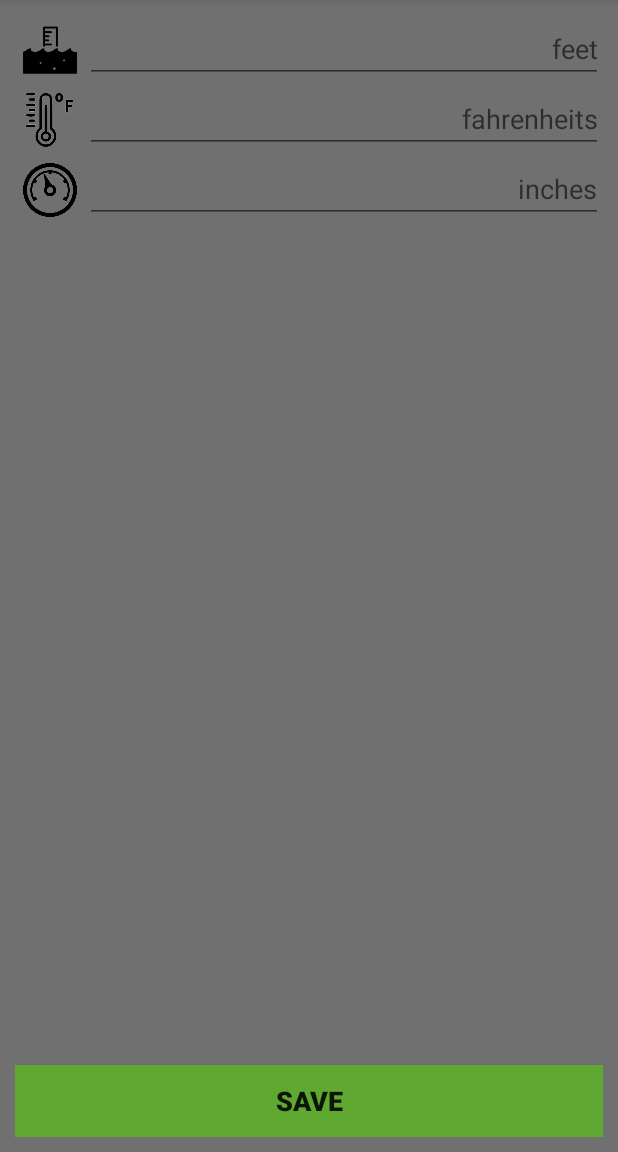
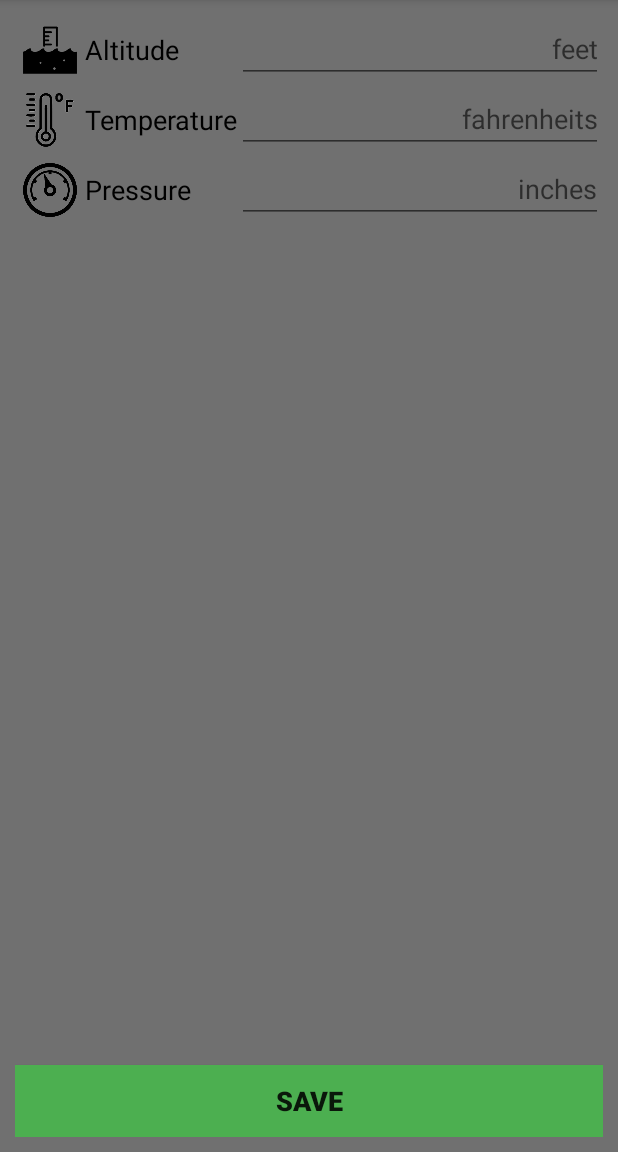
Before and after one commit to OrdernThule/BalisticCalculatorV2, an Android app: the AtmoFragment screen opened through its navigation route, on a phone screen of 412 x 824 dp, the part 84-1236 px from its top. Run offline under Robolectric (Android 15) with nearby library versions, the phone set to English and light mode, and no system bars; 1 statement that could not run was skipped.

Commit message:
баг в атмосфере

```diff
--- a/app/src/main/java/com/example/balisticcalculatorv2/atmosphereActivity.java
+++ b/app/src/main/java/com/example/balisticcalculatorv2/AtmoFragment.java
@@ -16,9 +16,9 @@ import android.widget.Button;
 import android.widget.EditText;
 import android.widget.Toast;
 
-public class atmosphereActivity extends Fragment {
+public class AtmoFragment extends Fragment {
 
-    public atmosphereActivity() {
+    public AtmoFragment() {
         // Required empty public constructor
     }
 
@@ -27,12 +27,10 @@ public class atmosphereActivity extends Fragment {
                              Bundle savedInstanceState) {
         final View v = inflater.inflate(R.layout.atmo_fragment, container, false);
         loadData(v);
-        Button saveButton = v.findViewById(R.id.atmo_save_button);
-        saveButton.setOnClickListener(new View.OnClickListener() {
+        v.findViewById(R.id.atmo_save_button).setOnClickListener(new View.OnClickListener() {
             @Override
-            public void onClick(View view) {
-                saveData(v);
-                getActivity().onBackPressed();
+            public void onClick(View v) {
+                Toast.makeText(getContext(), "Test", Toast.LENGTH_SHORT).show();
             }
         });
         return inflater.inflate(R.layout.atmo_fragment, container, false);
--- a/app/src/main/java/com/example/balisticcalculatorv2/MainFragment.java
+++ b/app/src/main/java/com/example/balisticcalculatorv2/MainFragment.java
@@ -22,30 +22,21 @@ public class MainFragment extends Fragment {
     @Override
     public View onCreateView(LayoutInflater inflater, ViewGroup container,
                              Bundle savedInstanceState) {
-        // Inflate the layout for this fragment
         final View v = inflater.inflate(R.layout.main_fragment, container, false);
         final NavController navController = Navigation.findNavController(getActivity(), R.id.nav_host_fragment);
-        Button atmoshpereButton = v.findViewById(R.id.main_atmo_button);
-        atmoshpereButton.setOnClickListener(new View.OnClickListener() {
+        Button atmoNavButton = v.findViewById(R.id.main_atmo_button);
+        atmoNavButton.setOnClickListener(new View.OnClickListener() {
             @Override
             public void onClick(View view) {
-                navController.navigate(R.id.atmosphereActivity);
+                navController.navigate(R.id.atmo_fragment);
 
             }
         });
-    /*    Button buttonRifle = v.findViewById(R.id.buttonRifle);
-        buttonRifle.setOnClickListener(new View.OnClickListener() {
-            @Override
-            public void onClick(View view) {
-                navController.navigate(R.id.rifleActivity);
-
-            }
-        });*/
         Button buttonScope = v.findViewById(R.id.main_scope_button);
         buttonScope.setOnClickListener(new View.OnClickListener() {
             @Override
             public void onClick(View view) {
-                navController.navigate(R.id.scopeActivity);
+                navController.navigate(R.id.scope_fragment);
 
             }
         });
@@ -53,7 +44,7 @@ public class MainFragment extends Fragment {
         buttonCartridge.setOnClickListener(new View.OnClickListener() {
             @Override
             public void onClick(View view) {
-                navController.navigate(R.id.cartridgeActivity);
+                navController.navigate(R.id.cat_fragment);
 
             }
         });
@@ -61,7 +52,7 @@ public class MainFragment extends Fragment {
         buttonAdditionalInfo.setOnClickListener(new View.OnClickListener() {
             @Override
             public void onClick(View view) {
-                navController.navigate(R.id.additionalInfoActivity);
+                navController.navigate(R.id.info_fragment);
 
             }
         });
--- a/app/src/main/res/layout/atmo_fragment.xml
+++ b/app/src/main/res/layout/atmo_fragment.xml
@@ -29,9 +29,9 @@
                 android:layout_weight="1"
                 android:gravity="center|start"
                 android:maxLines="1"
+                android:text="@string/alt_att"
                 android:textColor="@android:color/background_dark"
-                android:textSize="18sp"
-                tools:text="@string/alt_att" />
+                android:textSize="18sp" />
 
             <EditText
                 android:id="@+id/atmo_alt_input"
@@ -59,9 +59,9 @@
                 android:layout_weight="1"
                 android:gravity="center|start"
                 android:maxLines="1"
+                android:text="@string/temp_att"
                 android:textColor="@android:color/background_dark"
-                android:textSize="18sp"
-                tools:text="@string/temp_att" />
+                android:textSize="18sp" />
 
             <EditText
                 android:id="@+id/atmo_temp_input"
@@ -89,9 +89,9 @@
                 android:layout_weight="1"
                 android:gravity="center|start"
                 android:maxLines="1"
+                android:text="@string/press_att"
                 android:textColor="@android:color/background_dark"
-                android:textSize="18sp"
-                tools:text="@string/press_att" />
+                android:textSize="18sp" />
 
             <EditText
                 android:id="@+id/atmo_press_input"
@@ -109,9 +109,10 @@
         android:id="@+id/atmo_save_button"
         android:layout_width="match_parent"
         android:layout_height="wrap_content"
-        android:background="#5FA832"
+        android:background="@color/Green"
         android:text="@string/save"
         android:textSize="18sp"
-        android:textStyle="bold" />
+        android:textStyle="bold"
+        />
 
 </LinearLayout>
--- a/app/src/main/res/layout/main_fragment.xml
+++ b/app/src/main/res/layout/main_fragment.xml
@@ -266,7 +266,7 @@
                             android:background="@color/grey"
                             android:gravity="center"
                             android:padding="5dp"
-                            android:text="@string/mpa"
+                            android:text="@string/moa"
                             android:textColor="@android:color/background_dark"
                             android:textSize="18sp"
                             android:textStyle="bold" />
--- a/app/src/main/res/navigation/nav_graph.xml
+++ b/app/src/main/res/navigation/nav_graph.xml
@@ -3,58 +3,48 @@
     xmlns:app="http://schemas.android.com/apk/res-auto"
     xmlns:tools="http://schemas.android.com/tools"
     android:id="@+id/nav_graph"
-    app:startDestination="@id/main_layout">
+    app:startDestination="@id/main_fragment">
 
     <fragment
-        android:id="@+id/main_layout"
+        android:id="@+id/main_fragment"
         android:name="com.example.balisticcalculatorv2.MainFragment"
-        android:label="main_fragment"
+        android:label="Calculator"
         tools:layout="@layout/main_fragment"
         app:navGraph="@navigation/nav_graph"
         app:defaultNavHost="true"
         >
         <action
-            android:id="@+id/action_main_layout_to_atmosphereActivity"
-            app:destination="@id/atmosphereActivity" />
+            android:id="@+id/action_main_to_atmo"
+            app:destination="@id/atmo_fragment" />
         <action
             android:id="@+id/action_main_layout_to_additionalInfoActivity"
-            app:destination="@id/additionalInfoActivity" />
-        <action
-            android:id="@+id/action_main_layout_to_rifleActivity"
-            app:destination="@id/rifleActivity" />
+            app:destination="@id/info_fragment" />
         <action
             android:id="@+id/action_main_layout_to_scopeActivity"
-            app:destination="@id/scopeActivity" />
+            app:destination="@id/scope_fragment" />
         <action
             android:id="@+id/action_main_layout_to_cartridgeActivity"
-            app:destination="@id/cartridgeActivity" />
+            app:destination="@id/cat_fragment" />
     </fragment>
 
     <fragment
-        android:id="@+id/atmosphereActivity"
-        android:name="com.example.balisticcalculatorv2.atmosphereActivity"
-        android:label="fragment_atmosphere_activity"
-        tools:layout="@layout/atmo_fragment"
-        app:navGraph="@navigation/nav_graph"
-        app:defaultNavHost="true"/>
+        android:id="@+id/atmo_fragment"
+        android:name="com.example.balisticcalculatorv2.AtmoFragment"
+        android:label="Set Atmosphere"
+        tools:layout="@layout/atmo_fragment" />
     <fragment
-        android:id="@+id/additionalInfoActivity"
+        android:id="@+id/info_fragment"
         android:name="com.example.balisticcalculatorv2.InfoFragment"
-        android:label="fragment_additional_info_activity"
+        android:label="Set additional info"
         tools:layout="@layout/info_fragment" />
     <fragment
-        android:id="@+id/rifleActivity"
-        android:name="com.example.balisticcalculatorv2.rifleActivity"
-        android:label="fragment_rifle_activity"
-        tools:layout="@layout/rifle_fragment" />
-    <fragment
-        android:id="@+id/scopeActivity"
-        android:name="com.example.balisticcalculatorv2.scopeActivity"
-        android:label="fragment_scope_activity"
+        android:id="@+id/scope_fragment"
+        android:name="com.example.balisticcalculatorv2.ScopeFragment"
+        android:label="Set Scope"
         tools:layout="@layout/scope_fragment" />
     <fragment
-        android:id="@+id/cartridgeActivity"
+        android:id="@+id/cat_fragment"
         android:name="com.example.balisticcalculatorv2.CartridgeFragment"
-        android:label="fragment_cartridge_activity"
+        android:label="Set Cartridge"
         tools:layout="@layout/cartridge_fragment" />
 </navigation>
```
Also changed, not shown: app/src/main/java/com/example/balisticcalculatorv2/MainActivity.java (+0 -17 lines), app/src/main/java/com/example/balisticcalculatorv2/ScopeFragment.java (added, +96 -0 lines), app/src/main/java/com/example/balisticcalculatorv2/scopeActivity.java (deleted, +0 -76 lines), app/src/main/res/values/strings.xml (+7 -1 lines), 2 other files.
